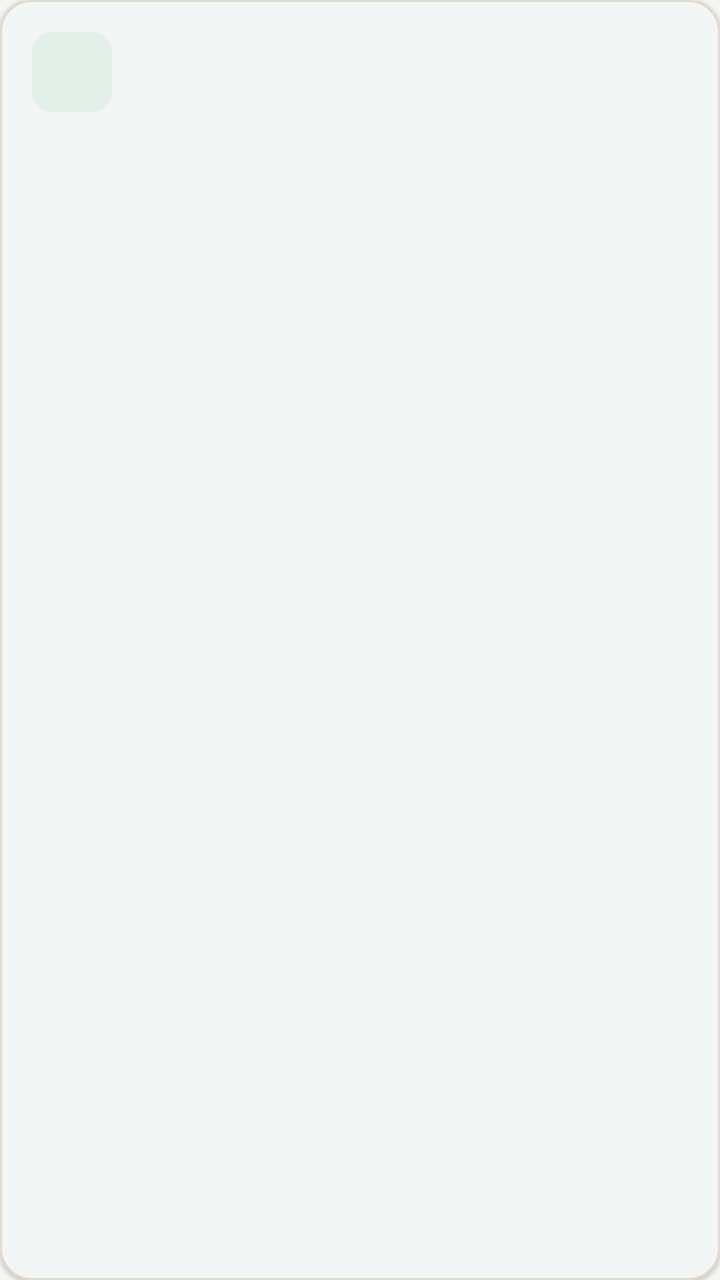
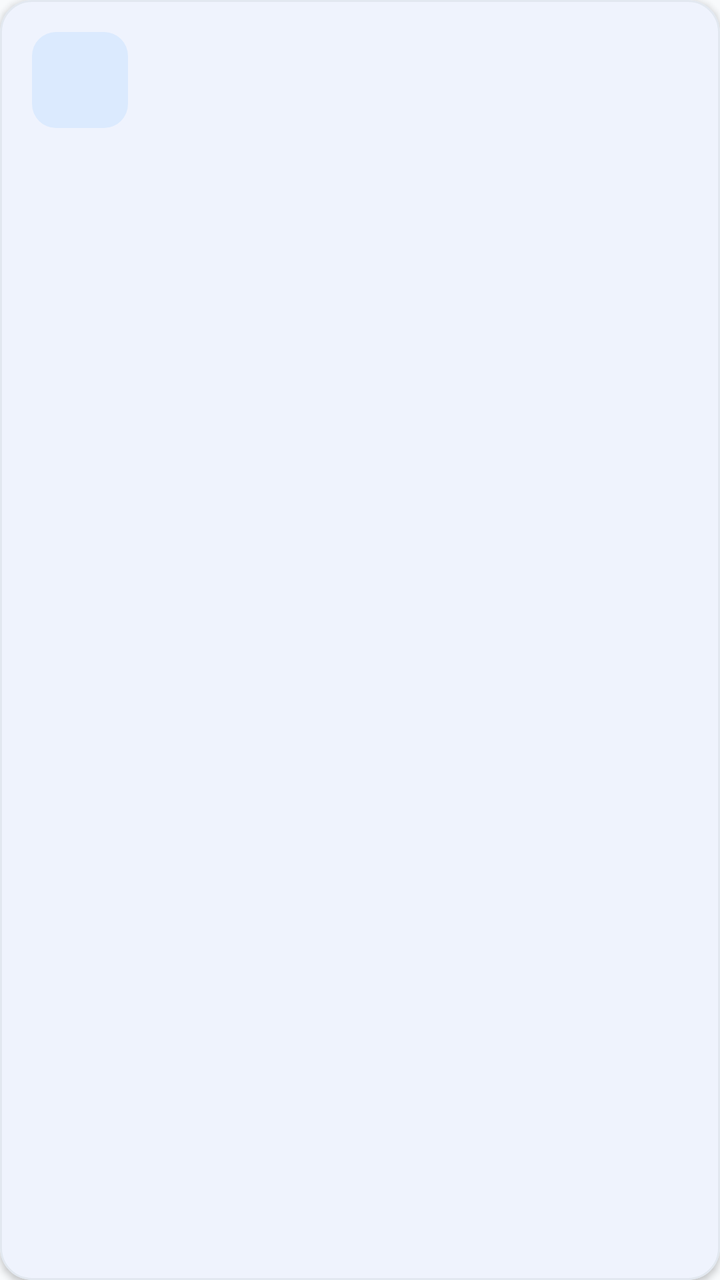

Screens rendered from an Android XML layout before and after an edit, with the pre-edit source and the edit as a unified diff.
<!-- AndroidManifest.xml: application theme Theme.ApartmentCommunity -->
<!-- res/layout/view_action_tile.xml -->
<?xml version="1.0" encoding="utf-8"?>
<com.google.android.material.card.MaterialCardView xmlns:android="http://schemas.android.com/apk/res/android"
    xmlns:app="http://schemas.android.com/apk/res-auto"
    android:id="@+id/actionTileCard"
    android:layout_width="match_parent"
    android:layout_height="match_parent"
    android:clickable="true"
    android:focusable="true"
    app:cardBackgroundColor="@color/surface"
    app:cardCornerRadius="@dimen/radius_card"
    app:cardElevation="@dimen/elevation_card"
    app:strokeColor="@color/outline"
    app:strokeWidth="@dimen/stroke_hairline">

    <LinearLayout
        android:layout_width="match_parent"
        android:layout_height="match_parent"
        android:orientation="vertical"
        android:paddingStart="@dimen/space_md"
        android:paddingTop="@dimen/space_md"
        android:paddingEnd="@dimen/space_sm"
        android:paddingBottom="@dimen/space_sm">

        <ImageView
            android:id="@+id/actionIcon"
            android:layout_width="40dp"
            android:layout_height="40dp"
            android:background="@drawable/action_icon_background"
            android:contentDescription="@null"
            android:padding="9dp" />

        <TextView
            android:id="@+id/actionTitle"
            style="@style/TextAppearance.App.Title"
            android:layout_width="match_parent"
            android:layout_height="wrap_content"
            android:layout_marginTop="@dimen/space_xs"
            android:maxLines="2"
            android:ellipsize="end"
            android:textSize="15sp" />

        <TextView
            android:id="@+id/actionCaption"
            style="@style/TextAppearance.App.Caption"
            android:layout_width="match_parent"
            android:layout_height="wrap_content"
            android:layout_marginTop="@dimen/space_2xs"
            android:maxLines="2"
            android:ellipsize="end" />
    </LinearLayout>
</com.google.android.material.card.MaterialCardView>
<!-- resources referenced by this layout -->
<resources>
  <color name="outline">#E0DACE</color>
  <color name="surface">#FFFFFF</color>
  <dimen name="elevation_card">1dp</dimen>
  <dimen name="radius_card">16dp</dimen>
  <dimen name="space_2xs">4dp</dimen>
  <dimen name="space_md">16dp</dimen>
  <dimen name="space_sm">12dp</dimen>
  <dimen name="space_xs">8dp</dimen>
  <dimen name="stroke_hairline">1dp</dimen>
  <!-- drawable action_icon_background (drawable) -->
  <?xml version="1.0" encoding="utf-8"?>
  <shape xmlns:android="http://schemas.android.com/apk/res/android" android:shape="rectangle">
      <solid android:color="@color/primary_light" />
      <corners android:radius="@dimen/radius_sm" />
  </shape>
  <style name="TextAppearance.App.Caption" parent="TextAppearance.AppCompat">
          <item name="android:textSize">12sp</item>
          <item name="android:textColor">@color/text_muted</item>
      </style>
  <style name="TextAppearance.App.Title" parent="TextAppearance.AppCompat">
          <item name="android:textSize">17sp</item>
          <item name="android:textStyle">bold</item>
          <item name="android:textColor">@color/text_primary</item>
      </style>
  <style name="Theme.ApartmentCommunity" parent="Theme.Material3.Light.NoActionBar">
          <item name="colorPrimary">@color/primary</item>
          <item name="colorOnPrimary">@color/white</item>
          <item name="colorPrimaryContainer">@color/primary_light</item>
          <item name="colorOnPrimaryContainer">@color/primary_dark</item>
          <item name="colorSecondary">@color/secondary</item>
          <item name="colorOnSecondary">@color/text_primary</item>
          <item name="colorSurface">@color/surface</item>
          <item name="colorOnSurface">@color/text_primary</item>
          <item name="colorControlActivated">@color/primary</item>
          <item name="colorControlHighlight">@color/primary_ripple</item>
          <item name="android:fontFamily">sans-serif</item>
          <item name="android:windowLightStatusBar">true</item>
          <item name="android:statusBarColor">@color/background</item>
          <item name="android:navigationBarColor">@color/surface</item>
          <item name="android:windowLightNavigationBar">true</item>
          <item name="android:windowBackground">@color/background</item>
          <item name="android:windowActionModeOverlay">true</item>
      </style>
  <color name="primary_light">#E3F0EA</color>
  <dimen name="radius_sm">10dp</dimen>
  <color name="text_muted">#66706A</color>
  <color name="text_primary">#1E2622</color>
  <color name="primary">#0E5C47</color>
  <color name="white">#FFFFFF</color>
  <color name="primary_dark">#0A4535</color>
  <color name="secondary">#C4863A</color>
  <color name="primary_ripple">#220E5C47</color>
  <color name="background">#F7F5F0</color>
</resources>

<!-- the commit's change to res/layout/view_action_tile.xml (unified diff, before → after) -->
@@ -18,26 +18,31 @@
         android:orientation="vertical"
         android:paddingStart="@dimen/space_md"
         android:paddingTop="@dimen/space_md"
-        android:paddingEnd="@dimen/space_sm"
-        android:paddingBottom="@dimen/space_sm">
+        android:paddingEnd="@dimen/space_md"
+        android:paddingBottom="@dimen/space_md">
 
-        <ImageView
-            android:id="@+id/actionIcon"
-            android:layout_width="40dp"
-            android:layout_height="40dp"
-            android:background="@drawable/action_icon_background"
-            android:contentDescription="@null"
-            android:padding="9dp" />
+        <FrameLayout
+            android:layout_width="@dimen/icon_container"
+            android:layout_height="@dimen/icon_container"
+            android:background="@drawable/action_icon_background">
+
+            <ImageView
+                android:id="@+id/actionIcon"
+                android:layout_width="24dp"
+                android:layout_height="24dp"
+                android:layout_gravity="center"
+                android:contentDescription="@null" />
+        </FrameLayout>
 
         <TextView
             android:id="@+id/actionTitle"
             style="@style/TextAppearance.App.Title"
             android:layout_width="match_parent"
             android:layout_height="wrap_content"
-            android:layout_marginTop="@dimen/space_xs"
+            android:layout_marginTop="@dimen/space_sm"
             android:maxLines="2"
             android:ellipsize="end"
-            android:textSize="15sp" />
+            android:textSize="16sp" />
 
         <TextView
             android:id="@+id/actionCaption"
@@ -46,6 +51,8 @@
             android:layout_height="wrap_content"
             android:layout_marginTop="@dimen/space_2xs"
             android:maxLines="2"
-            android:ellipsize="end" />
+            android:ellipsize="end"
+            android:textSize="12sp"
+            android:lineSpacingMultiplier="1.3" />
     </LinearLayout>
 </com.google.android.material.card.MaterialCardView>
<!-- resource entries referenced after the edit -->
@@ -1,13 +1,13 @@
 <!-- resources referenced by this layout -->
 <resources>
-  <color name="outline">#E0DACE</color>
+  <color name="outline">#E2E8F0</color>
   <color name="surface">#FFFFFF</color>
-  <dimen name="elevation_card">1dp</dimen>
+  <dimen name="elevation_card">2dp</dimen>
+  <dimen name="icon_container">48dp</dimen>
   <dimen name="radius_card">16dp</dimen>
   <dimen name="space_2xs">4dp</dimen>
   <dimen name="space_md">16dp</dimen>
   <dimen name="space_sm">12dp</dimen>
-  <dimen name="space_xs">8dp</dimen>
   <dimen name="stroke_hairline">1dp</dimen>
   <!-- drawable action_icon_background (drawable) -->
   <?xml version="1.0" encoding="utf-8"?>
@@ -15,14 +15,16 @@
       <solid android:color="@color/primary_light" />
       <corners android:radius="@dimen/radius_sm" />
   </shape>
-  <style name="TextAppearance.App.Caption" parent="TextAppearance.AppCompat">
+  <style name="TextAppearance.App.Caption" parent="TextAppearance.Material3.BodySmall">
           <item name="android:textSize">12sp</item>
           <item name="android:textColor">@color/text_muted</item>
+          <item name="android:lineSpacingMultiplier">1.3</item>
       </style>
-  <style name="TextAppearance.App.Title" parent="TextAppearance.AppCompat">
-          <item name="android:textSize">17sp</item>
+  <style name="TextAppearance.App.Title" parent="TextAppearance.Material3.TitleMedium">
+          <item name="android:textSize">18sp</item>
           <item name="android:textStyle">bold</item>
           <item name="android:textColor">@color/text_primary</item>
+          <item name="android:lineSpacingMultiplier">1.2</item>
       </style>
   <style name="Theme.ApartmentCommunity" parent="Theme.Material3.Light.NoActionBar">
           <item name="colorPrimary">@color/primary</item>
@@ -30,28 +32,44 @@
           <item name="colorPrimaryContainer">@color/primary_light</item>
           <item name="colorOnPrimaryContainer">@color/primary_dark</item>
           <item name="colorSecondary">@color/secondary</item>
-          <item name="colorOnSecondary">@color/text_primary</item>
+          <item name="colorOnSecondary">@color/white</item>
+          <item name="colorSecondaryContainer">@color/secondary_light</item>
+          <item name="colorOnSecondaryContainer">@color/secondary_dark</item>
           <item name="colorSurface">@color/surface</item>
           <item name="colorOnSurface">@color/text_primary</item>
+          <item name="colorSurfaceVariant">@color/surface_variant</item>
+          <item name="colorOnSurfaceVariant">@color/text_secondary</item>
+          <item name="colorOutline">@color/outline</item>
+          <item name="colorOutlineVariant">@color/outline_variant</item>
+          <item name="colorError">@color/danger</item>
+          <item name="colorOnError">@color/white</item>
           <item name="colorControlActivated">@color/primary</item>
           <item name="colorControlHighlight">@color/primary_ripple</item>
           <item name="android:fontFamily">sans-serif</item>
+          <item name="fontFamily">sans-serif</item>
           <item name="android:windowLightStatusBar">true</item>
           <item name="android:statusBarColor">@color/background</item>
           <item name="android:navigationBarColor">@color/surface</item>
           <item name="android:windowLightNavigationBar">true</item>
           <item name="android:windowBackground">@color/background</item>
           <item name="android:windowActionModeOverlay">true</item>
+          
       </style>
-  <color name="primary_light">#E3F0EA</color>
-  <dimen name="radius_sm">10dp</dimen>
-  <color name="text_muted">#66706A</color>
-  <color name="text_primary">#1E2622</color>
-  <color name="primary">#0E5C47</color>
+  <color name="primary_light">#DBEAFE</color>
+  <dimen name="radius_sm">12dp</dimen>
+  <color name="text_muted">#94A3B8</color>
+  <color name="text_primary">#0F172A</color>
+  <color name="primary">#2563EB</color>
   <color name="white">#FFFFFF</color>
-  <color name="primary_dark">#0A4535</color>
-  <color name="secondary">#C4863A</color>
-  <color name="primary_ripple">#220E5C47</color>
-  <color name="background">#F7F5F0</color>
+  <color name="primary_dark">#1E40AF</color>
+  <color name="secondary">#0D9488</color>
+  <color name="secondary_light">#CCFBF1</color>
+  <color name="secondary_dark">#0F766E</color>
+  <color name="surface_variant">#F1F5F9</color>
+  <color name="text_secondary">#475569</color>
+  <color name="outline_variant">#CBD5E1</color>
+  <color name="danger">#DC2626</color>
+  <color name="primary_ripple">#1F2563EB</color>
+  <color name="background">#F8FAFC</color>
 </resources>
 
